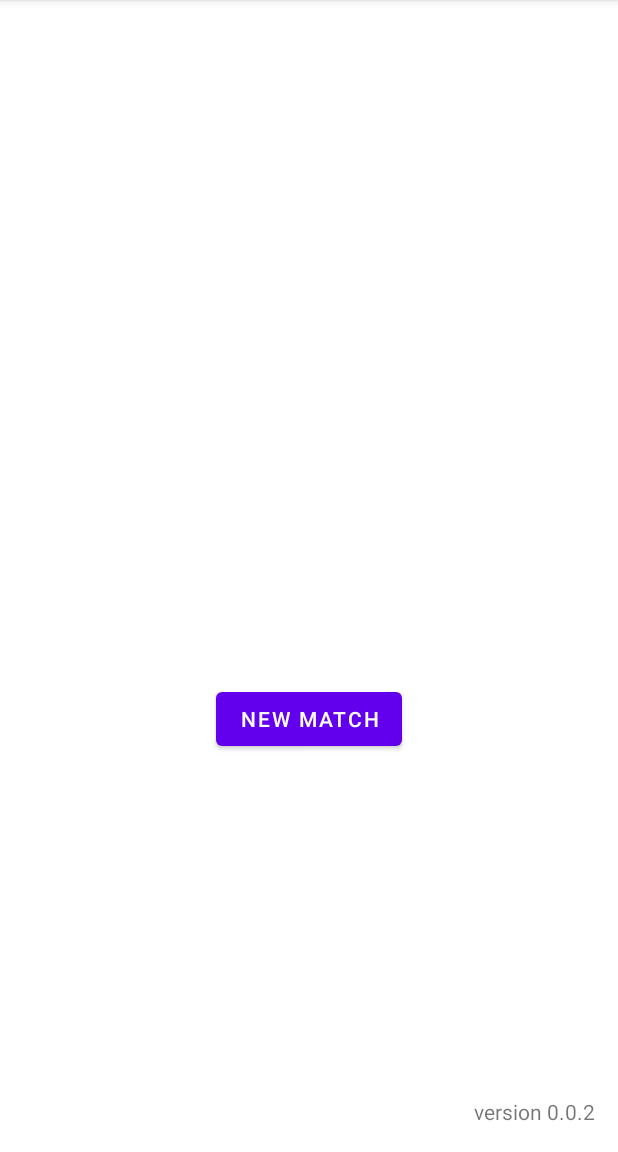
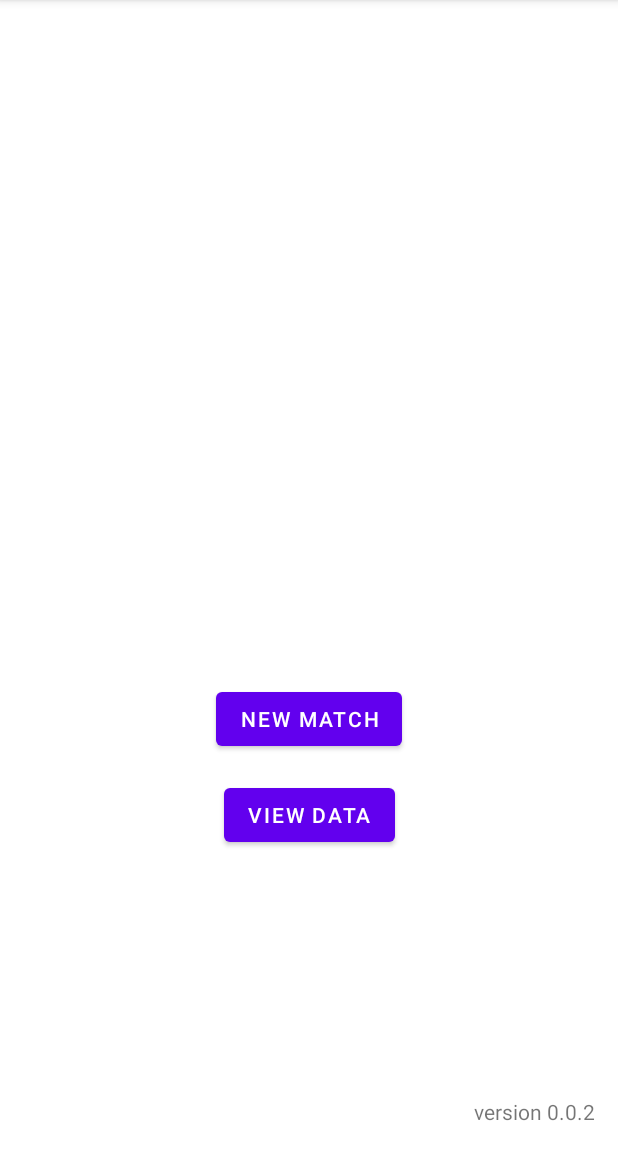
Before and after one commit to SalineSingularityFRC/ScoutApp2022, an Android app: the screen it shows after launch (MainActivity), on a phone screen of 412 x 824 dp, the part 84-1236 px from its top. Run offline under Robolectric (Android 15) with nearby library versions, the phone set to English and light mode, and no system bars.

Commit message:
Added Viewing Button

```diff
--- a/app/src/main/res/layout/activity_main.xml
+++ b/app/src/main/res/layout/activity_main.xml
@@ -17,6 +17,16 @@
         app:layout_constraintTop_toTopOf="parent"
         app:layout_constraintVertical_bias="0.632" />
 
+    <Button
+        android:id="@+id/viewData"
+        android:layout_width="wrap_content"
+        android:layout_height="wrap_content"
+        android:layout_marginTop="16dp"
+        android:text="View Data"
+        app:layout_constraintEnd_toEndOf="parent"
+        app:layout_constraintStart_toStartOf="parent"
+        app:layout_constraintTop_toBottomOf="@+id/newMatchBtn" />
+
     <TextView
         android:id="@+id/version"
         android:layout_width="wrap_content"
```
